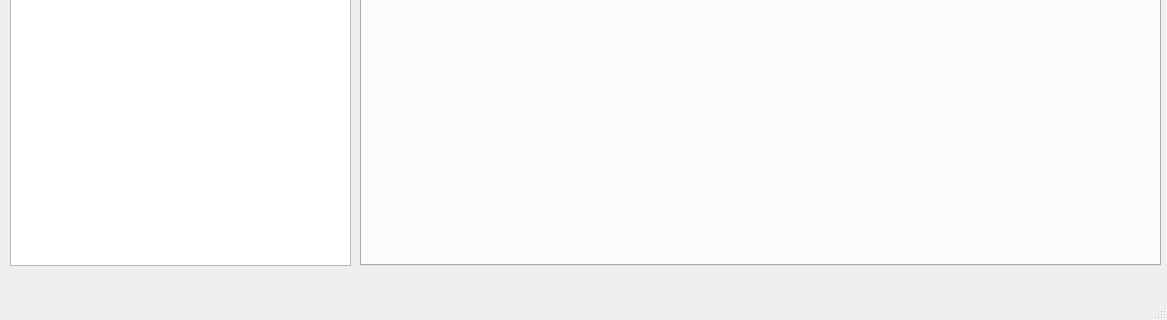
Qt form ui/mainWindow.ui (wcss2010/pythonCodeFactory) before a commit; both pictures show x 0 to 1167 and y 315 to 635 of the 1167 by 635 pixel window.
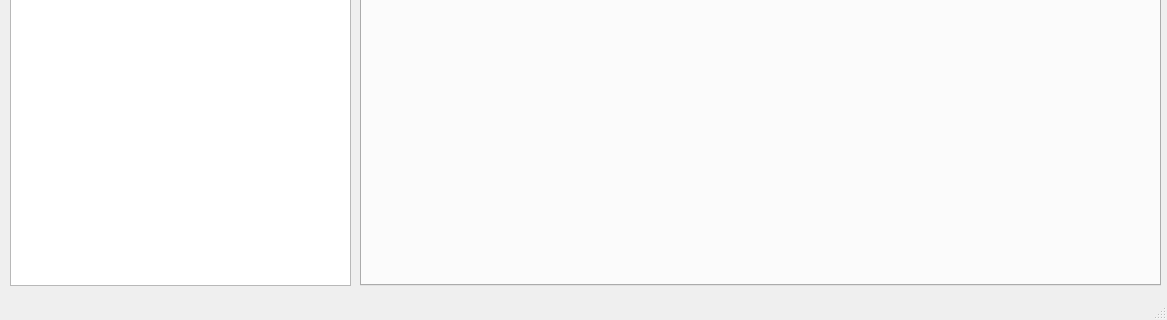
The same form after that commit.

```diff
--- a/ui/mainWindow.ui
+++ b/ui/mainWindow.ui
@@ -111,7 +111,7 @@
       <x>10</x>
       <y>120</y>
       <width>341</width>
-      <height>461</height>
+      <height>481</height>
      </rect>
     </property>
    </widget>
@@ -121,7 +121,7 @@
       <x>360</x>
       <y>120</y>
       <width>801</width>
-      <height>461</height>
+      <height>481</height>
      </rect>
     </property>
     <widget class="QWidget" name="tab">
```
